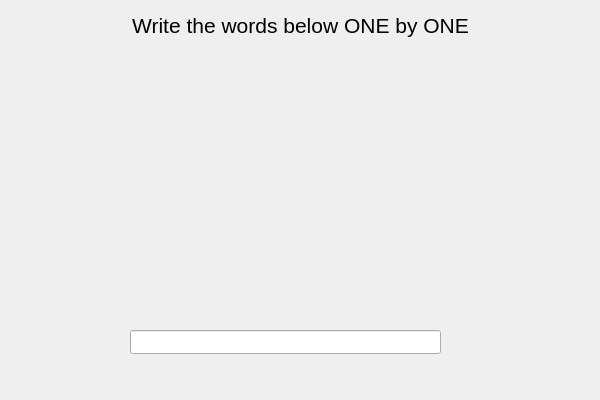
This is WinBlitz/WriteText.ui in PyroWilDx/WinBlitz as Qt 5 draws it before an edit. The edited form follows.
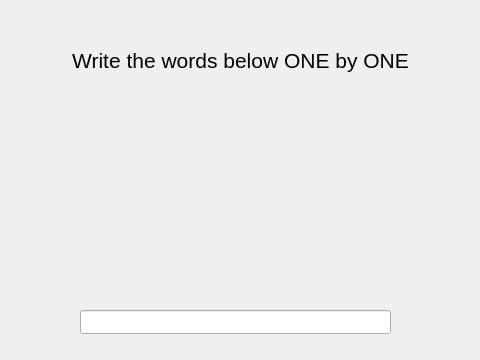
This is the edited form.

Patch:
```diff
--- a/WinBlitz/WriteText.ui
+++ b/WinBlitz/WriteText.ui
@@ -6,8 +6,8 @@
    <rect>
     <x>0</x>
     <y>0</y>
-    <width>600</width>
-    <height>400</height>
+    <width>480</width>
+    <height>360</height>
    </rect>
   </property>
   <property name="windowTitle">
@@ -16,10 +16,10 @@
   <widget class="QLabel" name="Info1">
    <property name="geometry">
     <rect>
-     <x>120</x>
-     <y>10</y>
-     <width>361</width>
-     <height>31</height>
+     <x>10</x>
+     <y>30</y>
+     <width>461</width>
+     <height>61</height>
     </rect>
    </property>
    <property name="font">
@@ -37,8 +37,8 @@
   <widget class="QLineEdit" name="TextInput">
    <property name="geometry">
     <rect>
-     <x>130</x>
-     <y>330</y>
+     <x>80</x>
+     <y>310</y>
      <width>311</width>
      <height>24</height>
     </rect>
@@ -49,8 +49,8 @@
     <rect>
      <x>30</x>
      <y>100</y>
-     <width>551</width>
-     <height>191</height>
+     <width>421</width>
+     <height>161</height>
     </rect>
    </property>
    <property name="font">
```
